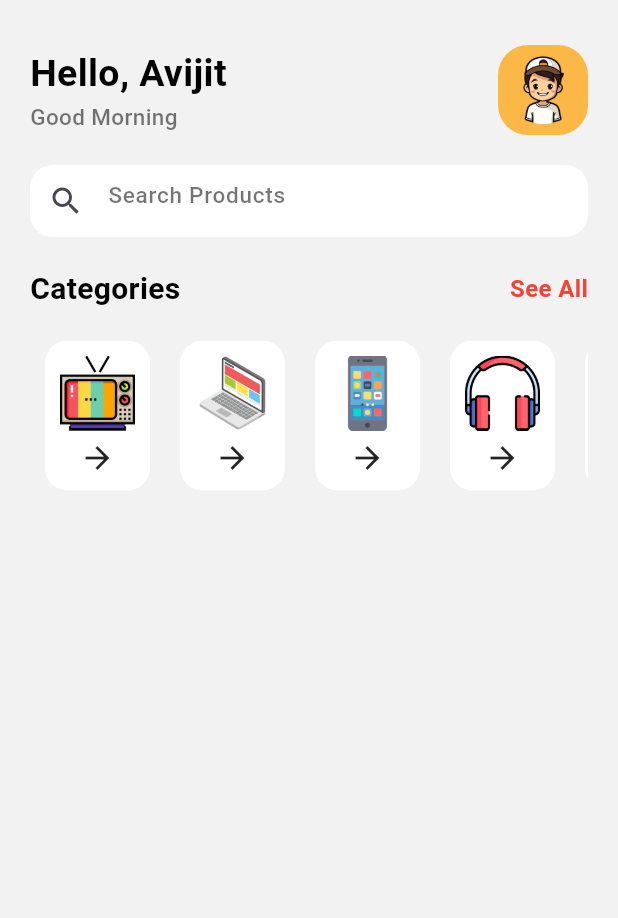
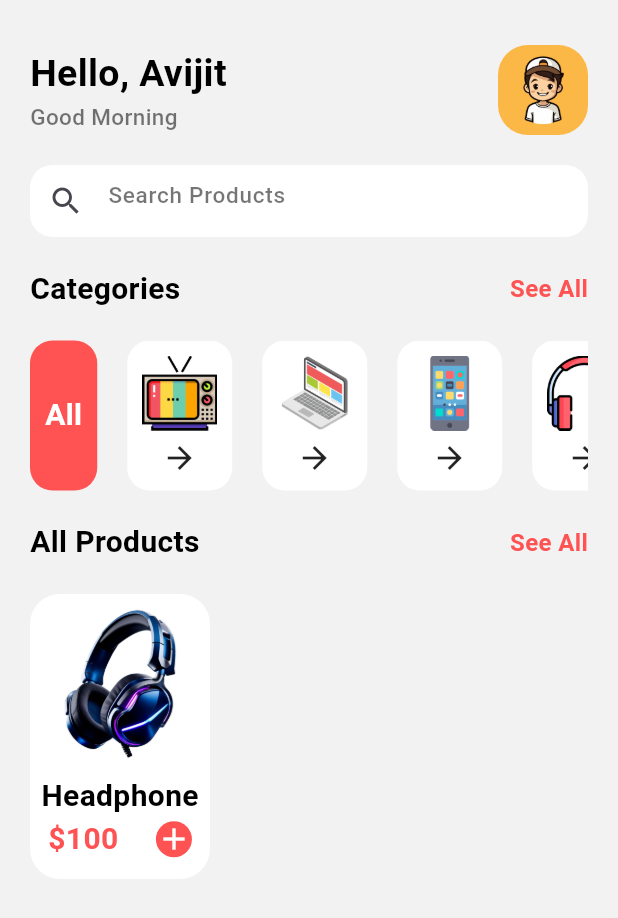
Before and after one commit to AvijitDasAvi/Shopping-App, a Flutter app: the screen it shows after launch, on a phone screen of 412 x 824 dp. Shown: the top 918 px of the screen. Run offline on Flutter 3.47's test engine with Material 3 defaults, Android fonts, the phone set to English and light mode, and no system bars.

Commit message:
Home page update

```diff
--- a/lib/pages/home_page.dart
+++ b/lib/pages/home_page.dart
@@ -86,7 +86,7 @@ class _HomePageState extends State<HomePage> {
                   "See All",
                   style: TextStyle(
                     fontSize: 16.0,
-                    color: Colors.red,
+                    color: Colors.redAccent,
                     fontWeight: FontWeight.bold,
                   ),
                 ),
@@ -99,9 +99,26 @@ class _HomePageState extends State<HomePage> {
             //For list of categories item
             Row(
               children: [
+                Container(
+                  padding: EdgeInsets.all(10.0),
+                  margin: EdgeInsets.only(right: 20.0),
+                  height: 100.0,
+                  decoration: BoxDecoration(
+                    color: Colors.redAccent,
+                    borderRadius: BorderRadius.circular(15.0),
+                  ),
+                  child: Center(
+                    child: Text(
+                      "All",
+                      style: TextStyle(
+                          color: Colors.white,
+                          fontSize: 20.0,
+                          fontWeight: FontWeight.bold),
+                    ),
+                  ),
+                ),
                 Expanded(
-                  child: Container(
-                    margin: EdgeInsets.only(left: 10.0),
+                  child: SizedBox(
                     height: 100.0,
                     child: ListView.builder(
                       itemCount: categoriesItem.length,
@@ -115,6 +132,82 @@ class _HomePageState extends State<HomePage> {
                 ),
               ],
             ),
+            SizedBox(
+              height: 20.0,
+            ),
+            Row(
+              mainAxisAlignment: MainAxisAlignment.spaceBetween,
+              children: [
+                Text(
+                  "All Products",
+                  style: SupportWidget.semiBoldTextStyle(),
+                ),
+                Text(
+                  "See All",
+                  style: TextStyle(
+                    fontSize: 16.0,
+                    color: Colors.redAccent,
+                    fontWeight: FontWeight.bold,
+                  ),
+                ),
+              ],
+            ),
+            SizedBox(
+              height: 20.0,
+            ),
+            SizedBox(
+              height: 190.0,
+              child: ListView(
+                shrinkWrap: true,
+                scrollDirection: Axis.horizontal,
+                children: [
+                  Container(
+                    decoration: BoxDecoration(
+                        color: Colors.white,
+                        borderRadius: BorderRadius.circular(20.0)),
+                    child: Column(
+                      children: [
+                        Image.asset(
+                          "assets/images/headphone2.png",
+                          height: 120.0,
+                          width: 120.0,
+                          fit: BoxFit.cover,
+                        ),
+                        Text(
+                          "Headphone",
+                          style: SupportWidget.semiBoldTextStyle(),
+                        ),
+                        Row(
+                          children: [
+                            Text(
+                              "\$100",
+                              style: TextStyle(
+                                color: Colors.redAccent,
+                                fontSize: 20.0,
+                                fontWeight: FontWeight.bold,
+                              ),
+                            ),
+                            SizedBox(
+                              width: 25.0,
+                            ),
+                            Container(
+                              decoration: BoxDecoration(
+                                color: Colors.redAccent,
+                                shape: BoxShape.circle,
+                              ),
+                              child: Icon(
+                                Icons.add,
+                                color: Colors.white,
+                              ),
+                            )
+                          ],
+                        ),
+                      ],
+                    ),
+                  )
+                ],
+              ),
+            ),
           ],
         ),
       ),
```
Also changed, not shown: assets/images/headphone2.png (added).
